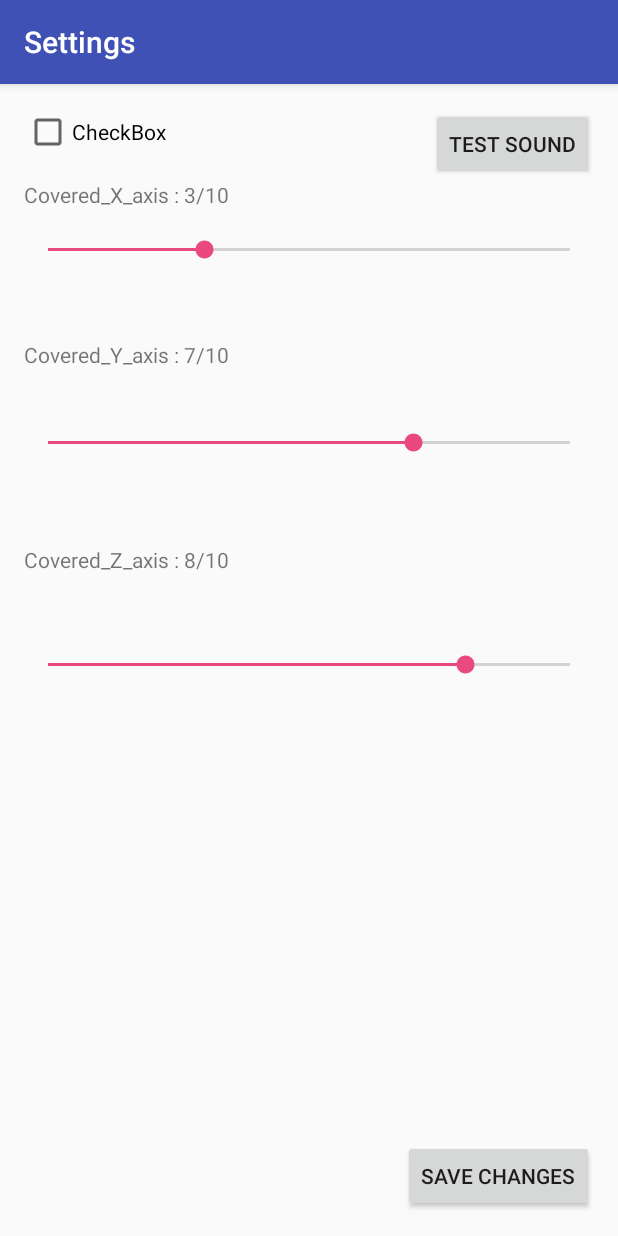
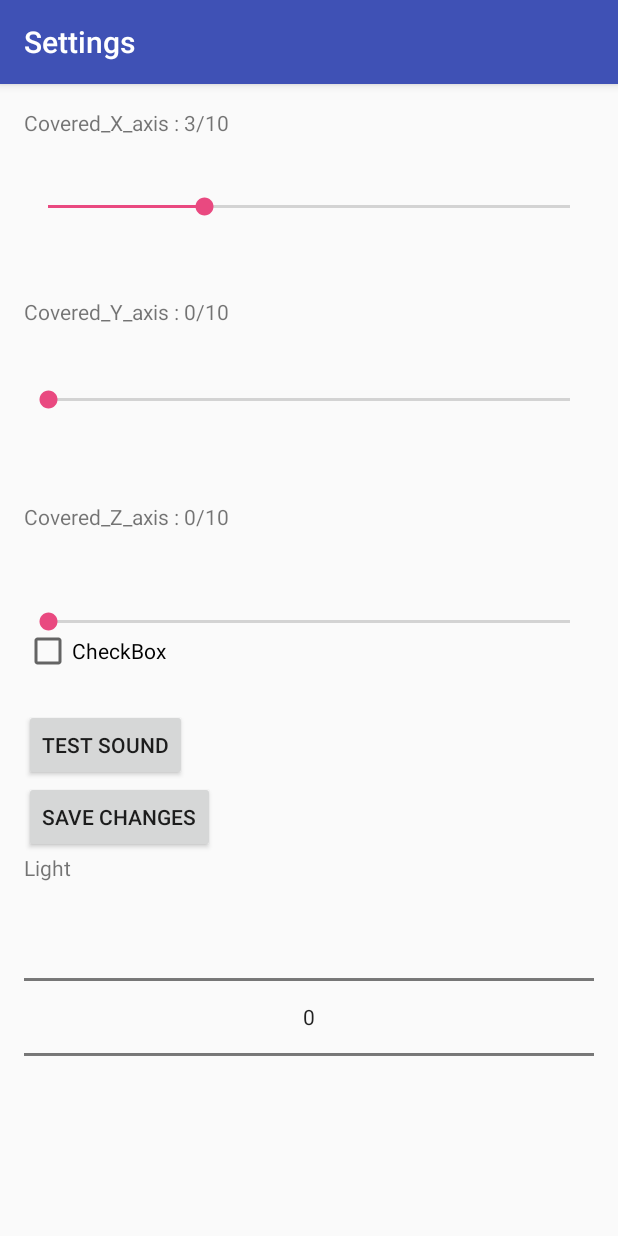
Before and after one commit to taggelos/BlindLight, an Android app: the SettingsActivity screen opened directly, with no data from a screen before it, on a phone screen of 412 x 824 dp. Run offline under Robolectric (Android 15) with nearby library versions, the light colour scheme and no system bars.

Commit message:
Parametropoihsh_Accelero_AlmostReady

```diff
--- a/AccelerometerApplication/app/src/main/java/com/example/aggel/accelerometerapplication/AccelerometerEventListener.java
+++ b/AccelerometerApplication/app/src/main/java/com/example/aggel/accelerometerapplication/AccelerometerEventListener.java
@@ -44,6 +44,7 @@ public class AccelerometerEventListener implements SensorEventListener {
         //Assign TextView
         this.textTable = textTable;
         //Assign thresholds
+
         this.threshold_x_axis = threshold_x_axis;
         this.threshold_y_axis = threshold_y_axis;
         this.threshold_z_axis = threshold_z_axis;
@@ -77,7 +78,11 @@ public class AccelerometerEventListener implements SensorEventListener {
                 max = i;
         }
         textTable[max].setTextColor(Color.BLUE);
+        System.out.println("AXNEEEEEEEEEEEEE");
+        System.out.println(threshold_x_axis);
         System.out.println(threshold_y_axis);
+        System.out.println(threshold_z_axis);
+
         if ((linear_acceleration[0] > threshold_x_axis) || (linear_acceleration[1] > threshold_y_axis) || (linear_acceleration[2] > threshold_z_axis)){
             CharSequence text = "Be carefull: You're moving too fast!!";
             Toast toast = Toast.makeText(context, text, Toast.LENGTH_SHORT);
--- a/AccelerometerApplication/app/src/main/java/com/example/aggel/accelerometerapplication/SettingsActivity.java
+++ b/AccelerometerApplication/app/src/main/java/com/example/aggel/accelerometerapplication/SettingsActivity.java
@@ -32,10 +32,10 @@ public class SettingsActivity extends AppCompatActivity  {
     private Button save_changes;
     private CheckBox cb;
 
-
-    private int x_my_progress=3;
-    private int y_my_progress=7;
-    private int z_my_progress=8;
+    //default thresholds
+    private int x_my_progress;
+    private int y_my_progress;
+    private int z_my_progress;
 
 
     private SoundEvent se;
@@ -47,7 +47,11 @@ public class SettingsActivity extends AppCompatActivity  {
         super.onCreate(savedInstanceState);
         setContentView(R.layout.activity_settings);
 
+
         //SaveChanges Button
+        final String MY_KEY_X = "intVariableName1";
+        final String MY_KEY_Y = "intVariableName2";
+        final String MY_KEY_Z = "intVariableName3";
         cb = (CheckBox) findViewById(R.id.checkBox1);
         save_changes = (Button)findViewById(R.id.buttonSave);
         save_changes.setOnClickListener(new View.OnClickListener(){
@@ -56,22 +60,25 @@ public class SettingsActivity extends AppCompatActivity  {
             //On click function
             public void onClick(View v1) {
 
-
                 seekBar_x_axis = (SeekBar) findViewById(R.id.seekBar);
                 seekBar_y_axis = (SeekBar) findViewById(R.id.seekBar2);
                 seekBar_z_axis = (SeekBar) findViewById(R.id.seekBar3);
 
-
                 x_my_progress = seekBar_x_axis.getProgress();
                 y_my_progress = seekBar_y_axis.getProgress();
                 z_my_progress = seekBar_z_axis.getProgress();
+
                 savePrefs("CHECKBOX" , cb.isChecked());
 
                 if (cb.isChecked())
                     savePrefs("PROGRESS_X" , x_my_progress);
                     savePrefs("PROGRESS_Y" , y_my_progress);
                     savePrefs("PROGRESS_Z" , z_my_progress);
-                finish();
+                    Intent toy2 = new Intent(SettingsActivity.this,MainActivity.class);
+                    toy2.putExtra( MY_KEY_X,x_my_progress);
+                    toy2.putExtra( MY_KEY_Y,y_my_progress);
+                    toy2.putExtra( MY_KEY_Z,z_my_progress);
+                    startActivity(toy2);
 
             }
         });
@@ -101,9 +108,9 @@ public class SettingsActivity extends AppCompatActivity  {
     private void loadPrefs(){
         SharedPreferences sp = PreferenceManager.getDefaultSharedPreferences(this);
         boolean cbValue = sp.getBoolean("CHECKBOX",false);
-        int prog_x = sp.getInt("PROGRESS_X" , 3);
-        int prog_y = sp.getInt("PROGRESS_Y" , 7);
-        int prog_z = sp.getInt("PROGRESS_Z" , 8);
+        int prog_x = sp.getInt("PROGRESS_X" , x_my_progress);
+        int prog_y = sp.getInt("PROGRESS_Y" , y_my_progress);
+        int prog_z = sp.getInt("PROGRESS_Z" , z_my_progress);
 
         if(cbValue){
             cb.setChecked(true);
@@ -111,13 +118,25 @@ public class SettingsActivity extends AppCompatActivity  {
             cb.setChecked(false);
 
         }
+        seekBar_x_axis = (SeekBar) findViewById(R.id.seekBar);
+        seekBar_y_axis = (SeekBar) findViewById(R.id.seekBar2);
+        seekBar_z_axis = (SeekBar) findViewById(R.id.seekBar3);
         text_view_x_axis = (TextView)findViewById(R.id.seekbarView);
         text_view_y_axis = (TextView)findViewById(R.id.seekbarView2);
         text_view_z_axis = (TextView)findViewById(R.id.seekbarView3);
+
+        //Updating the values on screen
+
         text_view_x_axis.setText("Covered_X_axis : " + prog_x + "/" + seekBar_x_axis.getMax());
         text_view_y_axis.setText("Covered_Y_axis : " + prog_y + "/" + seekBar_y_axis.getMax());
         text_view_z_axis.setText("Covered_Z_axis : " + prog_z + "/" + seekBar_z_axis.getMax());
+        seekBar_x_axis.setProgress(prog_x);
+        seekBar_y_axis.setProgress(prog_y);
+        seekBar_z_axis.setProgress(prog_z);
 
+        x_my_progress = prog_x;
+        y_my_progress = prog_y;
+        z_my_progress = prog_z;
 
     }
 
@@ -137,22 +156,9 @@ public class SettingsActivity extends AppCompatActivity  {
     }
 
 
-
-  //Function that returns seekbar_value in order to be used in main
-
-    public int getSeekBarPr_X() { return x_my_progress; }
-
-    public int getSeekBarPr_Y() { return y_my_progress; }
-
-    public int getSeekBarPr_Z() { return z_my_progress; }
-
-
-
     //Seekbar Function
 
     public void seekbarr(){
-
-
 
         seekBar_x_axis = (SeekBar) findViewById(R.id.seekBar);
         seekBar_y_axis = (SeekBar) findViewById(R.id.seekBar2);
@@ -164,9 +170,7 @@ public class SettingsActivity extends AppCompatActivity  {
         text_view_y_axis = (TextView)findViewById(R.id.seekbarView2);
         text_view_z_axis = (TextView)findViewById(R.id.seekbarView3);
 
-
         x_my_progress = seekBar_x_axis.getProgress();
-
 
         text_view_x_axis.setText("Covered_X_axis : " + x_my_progress + "/" + seekBar_x_axis.getMax());
 
--- a/AccelerometerApplication/app/src/main/res/layout/activity_settings.xml
+++ b/AccelerometerApplication/app/src/main/res/layout/activity_settings.xml
@@ -12,10 +12,19 @@
     android:fillViewport="true"
     tools:context="com.example.aggel.accelerometerapplication.SettingsActivity"
     >
-    <RelativeLayout
+    <LinearLayout
         android:layout_width="match_parent"
         android:layout_height="wrap_content"
-        android:stretchColumns="1">
+        android:orientation="vertical"
+        android:weightSum="1">
+
+        <TextView
+            android:text="@string/seekbarView"
+            android:layout_width="wrap_content"
+            android:layout_height="wrap_content"
+            android:id="@+id/seekbarView"
+            android:layout_below="@+id/button"
+            android:layout_alignParentStart="true" />
 
         <SeekBar
             android:layout_width="match_parent"
@@ -28,14 +37,6 @@
             android:layout_marginTop="37dp" />
 
         <TextView
-            android:text="@string/seekbarView"
-            android:layout_width="wrap_content"
-            android:layout_height="wrap_content"
-            android:id="@+id/seekbarView"
-            android:layout_below="@+id/button"
-            android:layout_alignParentStart="true" />
-
-        <TextView
             android:text="@string/y_axis_limit"
             android:layout_width="wrap_content"
             android:layout_height="wrap_content"
@@ -45,7 +46,7 @@
             android:id="@+id/seekbarView2" />
 
         <SeekBar
-            android:layout_width="wrap_content"
+            android:layout_width="match_parent"
             android:layout_height="wrap_content"
             android:layout_below="@+id/seekbarView2"
             android:layout_marginTop="40dp"
@@ -53,7 +54,8 @@
             android:layout_alignParentStart="true"
             android:id="@+id/seekBar2"
             android:max="10"
-            android:progress="7" />
+            android:progress="7"
+            tools:ignore="ObsoleteLayoutParam" />
 
         <TextView
             android:text="@string/z_axis_limit"
@@ -64,12 +66,11 @@
             android:id="@+id/seekbarView3" />
 
         <SeekBar
-            android:layout_width="wrap_content"
+            android:layout_width="match_parent"
             android:layout_height="wrap_content"
             android:layout_below="@+id/seekbarView3"
             android:layout_marginTop="51dp"
             android:id="@+id/seekBar3"
-            android:layout_alignParentEnd="true"
             android:layout_alignParentStart="true"
             android:max="10"
             android:progress="8" />
@@ -77,7 +78,7 @@
         <CheckBox
             android:text="@string/checkbox"
             android:layout_width="wrap_content"
-            android:layout_height="wrap_content"
+            android:layout_height="21dp"
             android:layout_marginBottom="28dp"
             android:id="@+id/checkBox1" />
 
@@ -95,11 +96,21 @@
             android:layout_width="wrap_content"
             android:layout_height="wrap_content"
             android:id="@+id/buttonSave"
-            android:layout_alignParentBottom="true"
             android:layout_alignParentEnd="true" />
 
+        <TextView
+            android:text="Light"
+            android:layout_width="274dp"
+            android:layout_height="wrap_content"
+            android:id="@+id/seekbarView4" />
 
-    </RelativeLayout>
+        <NumberPicker
+            android:layout_width="match_parent"
+            android:layout_height="wrap_content"
+            android:id="@+id/numberPicker3" />
+
+
+    </LinearLayout>
 
 
 </ScrollView>
```
Also changed, not shown: AccelerometerApplication/app/src/main/java/com/example/aggel/accelerometerapplication/MainActivity.java (+14 -9 lines).
